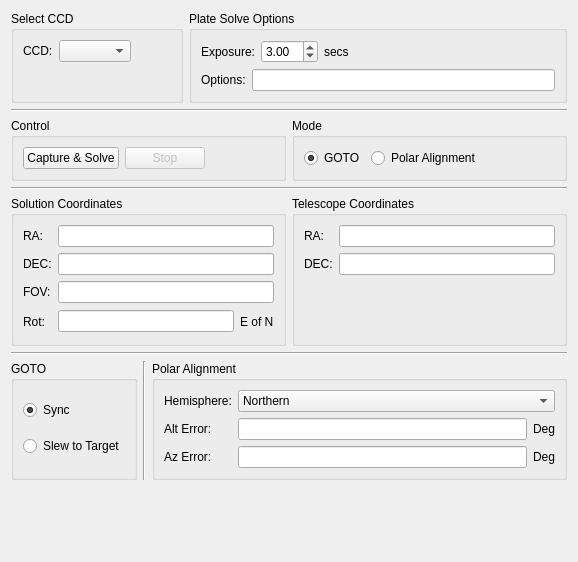
Old version of the form kstars/ekos/align.ui in the repository KDE/kstars.
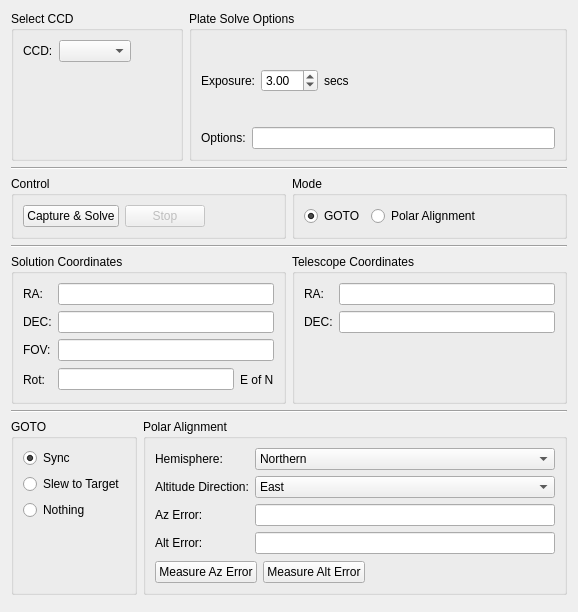
New version of the form. Custom widgets are drawn as their Qt base class.

Commit message: Adding support for polar alignment measurement in Ekos

Patch:
```diff
--- a/kstars/ekos/align.ui
+++ b/kstars/ekos/align.ui
@@ -7,10 +7,10 @@
     <x>0</x>
     <y>0</y>
     <width>578</width>
-    <height>562</height>
+    <height>612</height>
    </rect>
   </property>
-  <layout class="QVBoxLayout" name="verticalLayout">
+  <layout class="QVBoxLayout" name="verticalLayout_3">
    <item>
     <layout class="QHBoxLayout" name="horizontalLayout_3">
      <item>
@@ -434,51 +434,49 @@
           </property>
          </widget>
         </item>
+        <item>
+         <widget class="QRadioButton" name="nothingR">
+          <property name="statusTip">
+           <string>Just solve</string>
+          </property>
+          <property name="text">
+           <string>Nothing</string>
+          </property>
+         </widget>
+        </item>
+        <item>
+         <spacer name="verticalSpacer_4">
+          <property name="orientation">
+           <enum>Qt::Vertical</enum>
+          </property>
+          <property name="sizeHint" stdset="0">
+           <size>
+            <width>17</width>
+            <height>63</height>
+           </size>
+          </property>
+         </spacer>
+        </item>
        </layout>
       </widget>
      </item>
-     <item>
-      <widget class="Line" name="line_4">
-       <property name="orientation">
-        <enum>Qt::Vertical</enum>
-       </property>
-      </widget>
-     </item>
      <item>
       <widget class="QGroupBox" name="groupBox_7">
        <property name="title">
         <string>Polar Alignment</string>
        </property>
-       <layout class="QHBoxLayout" name="horizontalLayout_9">
+       <layout class="QVBoxLayout" name="verticalLayout">
         <item>
-         <layout class="QVBoxLayout" name="verticalLayout_6">
-          <item>
+         <layout class="QFormLayout" name="formLayout">
+          <item row="0" column="0">
            <widget class="QLabel" name="label_5">
             <property name="text">
              <string>Hemisphere:</string>
             </property>
            </widget>
           </item>
-          <item>
-           <widget class="QLabel" name="label_3">
-            <property name="text">
-             <string>Alt Error:</string>
-            </property>
-           </widget>
-          </item>
-          <item>
-           <widget class="QLabel" name="label_4">
-            <property name="text">
-             <string>Az Error:</string>
-            </property>
-           </widget>
-          </item>
-         </layout>
-        </item>
-        <item>
-         <layout class="QVBoxLayout" name="verticalLayout_7">
-          <item>
-           <widget class="QComboBox" name="comboBox">
+          <item row="0" column="1">
+           <widget class="QComboBox" name="hemisphereCombo">
             <item>
              <property name="text">
               <string>Northern</string>
@@ -491,37 +489,61 @@
             </item>
            </widget>
           </item>
-          <item>
+          <item row="1" column="0">
+           <widget class="QLabel" name="label_9">
+            <property name="statusTip">
+             <string>Direction of the mount when measuring altitude error. It is either east or west of the meridian</string>
+            </property>
+            <property name="text">
+             <string>Altitude Direction:</string>
+            </property>
+           </widget>
+          </item>
+          <item row="1" column="1">
+           <widget class="QComboBox" name="altDirCombo">
+            <item>
+             <property name="text">
+              <string>East</string>
+             </property>
+            </item>
+            <item>
+             <property name="text">
+              <string>West</string>
+             </property>
+            </item>
+           </widget>
+          </item>
+          <item row="2" column="0">
+           <widget class="QLabel" name="label_3">
+            <property name="text">
+             <string>Az Error:</string>
+            </property>
+           </widget>
+          </item>
+          <item row="2" column="1">
            <layout class="QHBoxLayout" name="horizontalLayout_6">
             <item>
-             <widget class="QLineEdit" name="altError">
-              <property name="readOnly">
-               <bool>true</bool>
-              </property>
-             </widget>
-            </item>
-            <item>
-             <widget class="QLabel" name="altDeg">
-              <property name="text">
-               <string>Deg</string>
-              </property>
-             </widget>
-            </item>
-           </layout>
-          </item>
-          <item>
-           <layout class="QHBoxLayout" name="horizontalLayout_8">
-            <item>
              <widget class="QLineEdit" name="azError">
               <property name="readOnly">
                <bool>true</bool>
               </property>
              </widget>
             </item>
+           </layout>
+          </item>
+          <item row="3" column="0">
+           <widget class="QLabel" name="label_4">
+            <property name="text">
+             <string>Alt Error:</string>
+            </property>
+           </widget>
+          </item>
+          <item row="3" column="1">
+           <layout class="QHBoxLayout" name="horizontalLayout_8">
             <item>
-             <widget class="QLabel" name="azDeg">
-              <property name="text">
-               <string>Deg</string>
+             <widget class="QLineEdit" name="altError">
+              <property name="readOnly">
+               <bool>true</bool>
               </property>
              </widget>
             </item>
@@ -529,23 +551,54 @@
           </item>
          </layout>
         </item>
+        <item>
+         <layout class="QHBoxLayout" name="horizontalLayout_9">
+          <item>
+           <widget class="QPushButton" name="measureAzB">
+            <property name="enabled">
+             <bool>true</bool>
+            </property>
+            <property name="text">
+             <string>Measure Az Error</string>
+            </property>
+           </widget>
+          </item>
+          <item>
+           <widget class="QPushButton" name="measureAltB">
+            <property name="enabled">
+             <bool>true</bool>
+            </property>
+            <property name="text">
+             <string>Measure Alt Error</string>
+            </property>
+           </widget>
+          </item>
+          <item>
+           <spacer name="horizontalSpacer_5">
+            <property name="orientation">
+             <enum>Qt::Horizontal</enum>
+            </property>
+            <property name="sizeHint" stdset="0">
+             <size>
+              <width>40</width>
+              <height>20</height>
+             </size>
+            </property>
+           </spacer>
+          </item>
+         </layout>
+        </item>
        </layout>
       </widget>
      </item>
     </layout>
    </item>
    <item>
-    <spacer name="verticalSpacer">
+    <widget class="Line" name="line_4">
      <property name="orientation">
       <enum>Qt::Vertical</enum>
      </property>
-     <property name="sizeHint" stdset="0">
-      <size>
-       <width>20</width>
-       <height>11</height>
-      </size>
-     </property>
-    </spacer>
+    </widget>
    </item>
   </layout>
  </widget>
```
Left out of the diff: 3 changed lines with no effect on the pictures. The commit also changes 2 other files.
